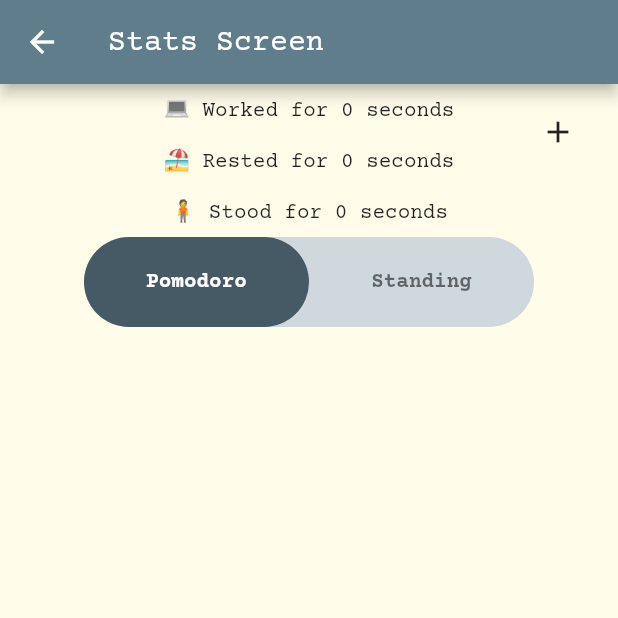
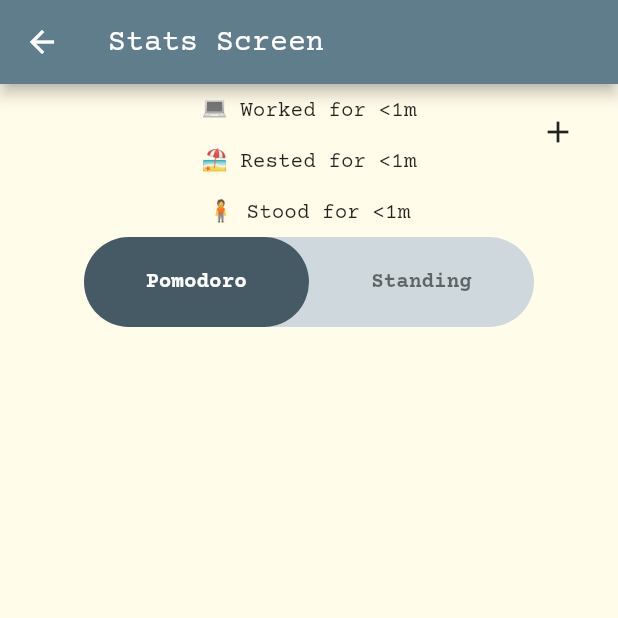
Before and after one commit to aleks-tpom6oh/cododoro, a Flutter app: the StatsScreen screen opened directly, on a phone screen of 412 x 824 dp, the top half of it. Run offline on Flutter 3.47's test engine with Material 2 defaults, Android fonts, the phone set to English and light mode, and no system bars; our stand-ins replace confetti, flutter_local_notifications, flutter_native_timezone, just_audio, shared_preferences, timezone; missing offline and left inert: avo_inspector, cododoro_macos_module, mixpanel_analytics, platform_device_id, platform_info; accounts and stored records are empty; statements that could not run were skipped.

Commit message:
Reduce volume, improve stats screen, start stand goal share

```diff
--- a/lib/notifiers/SoundNotifier.dart
+++ b/lib/notifiers/SoundNotifier.dart
@@ -11,6 +11,7 @@ class SoundNotifier implements BaseNotifier {
   Future<void> notify(message, {String? soundPath}) async {
     if (volumeController.isSoundOn) {
       await player.setAsset(soundPath ?? 'assets/audio/alarm.mp3');
+      player.setVolume(0.04);
       player.play();
     }
   }
--- a/lib/storage/HistoryRepository.dart
+++ b/lib/storage/HistoryRepository.dart
@@ -129,8 +129,6 @@ class HistoryRepository with ChangeNotifier {
 
       prefs.setStringList(
           dayKeyCache(time: endTime, prefs: prefs), todayIntervals);
-
-      notifyListeners();
     }
   }
 
@@ -156,8 +154,6 @@ class HistoryRepository with ChangeNotifier {
 
     prefs.setStringList(
         dayKeyCache(time: endTime, prefs: prefs), todayIntervals);
-
-    notifyListeners();
   }
 
   void toggleSessionType(Interval interval) {
--- a/lib/widgets/StatsScreen.dart
+++ b/lib/widgets/StatsScreen.dart
@@ -27,7 +27,7 @@ class _StatsScreenState extends State<StatsScreen> {
       ),
       body: Center(
           child: Selector<ElapsedTimeModel, int>(
-        selector: (_, elapsedTimeModel) => elapsedTimeModel.elapsedTime,
+        selector: (_, elapsedTimeModel) => Duration(seconds: elapsedTimeModel.elapsedTime).inMinutes,
         builder: (_, __, ___) {
           final historyRepository = context.watch<HistoryRepository>();
 
@@ -75,15 +75,15 @@ class _StatsScreenState extends State<StatsScreen> {
           children: <Widget>[
             Padding(
               padding: const EdgeInsets.all(8.0),
-              child: Text("💻 Worked for ${workDuration.toHmsString()}"),
+              child: Text("💻 Worked for ${workDuration.toShortHMString()}"),
             ),
             Padding(
               padding: const EdgeInsets.all(8.0),
-              child: Text("🏖 Rested for ${restDuration.toHmsString()}"),
+              child: Text("🏖 Rested for ${restDuration.toShortHMString()}"),
             ),
             Padding(
               padding: const EdgeInsets.all(8.0),
-              child: Text("🧍 Stood for ${standingDuration.toMsString()}"),
+              child: Text("🧍 Stood for ${standingDuration.toShortHMString()}"),
             ),
             StatsListToggleButton(onToggle: (listState) {
               setState(() {
@@ -202,7 +202,7 @@ class _StatsScreenState extends State<StatsScreen> {
                       padding: const EdgeInsets.symmetric(
                           horizontal: 8.0, vertical: 18.0),
                       child: Text(
-                          'You did ${interval.type.toString().split('.').last} for ${interval.duration.toHmsString()}'),
+                          'You did ${interval.type.toString().split('.').last} for ${interval.duration.toShortHMString()}'),
                     ),
                   ),
                   Padding(
```
Also changed, not shown: lib/widgets/StandGoalTimer.dart (+24 -4 lines), lib/widgets/dialogs/ShareStandingGoalReachedDialog.dart (added, +23 -0 lines).
